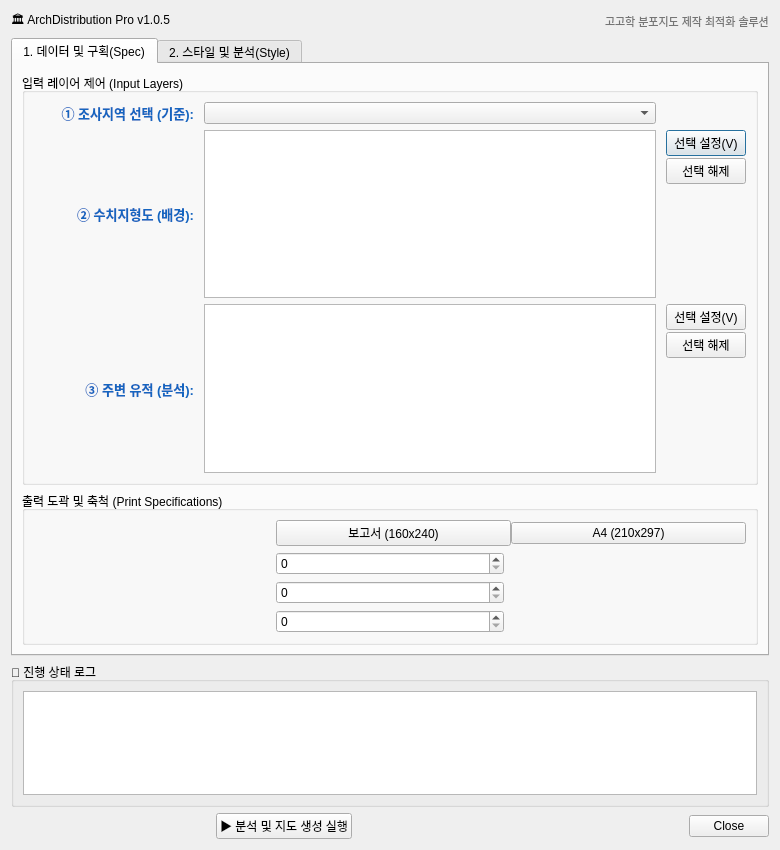
First picture: the form in arch_distribution_dialog_base.ui, repository lzpxilfe/ArchDistribution, before the edit.
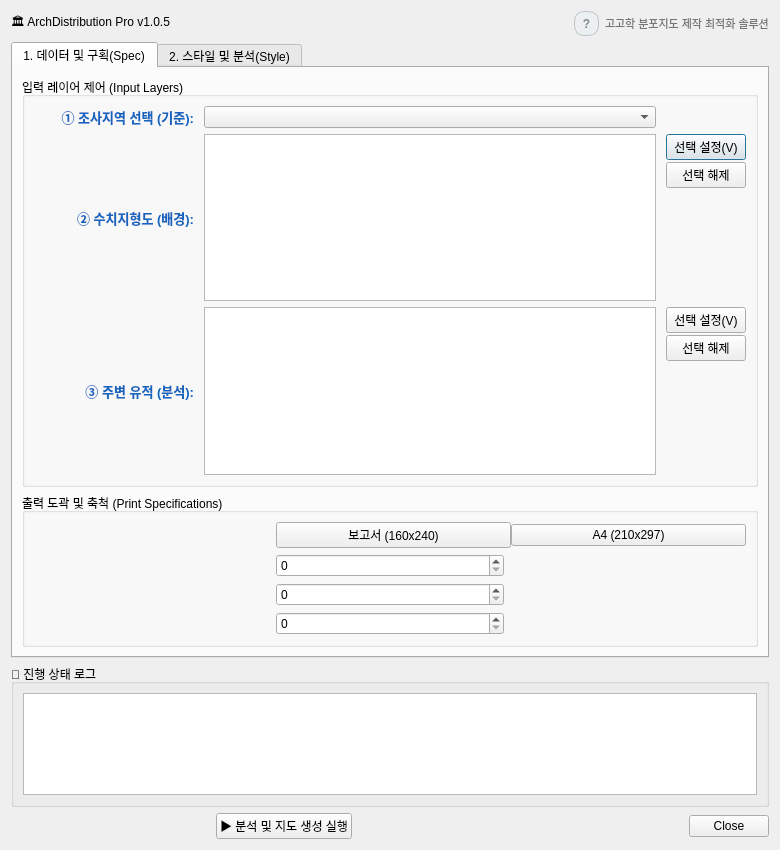
Second picture: the form after the edit.

Commit message: Feature v1.1.0: Added User Manual/Export Guide Dialog

Diff of the .ui file:
```diff
--- a/arch_distribution_dialog_base.ui
+++ b/arch_distribution_dialog_base.ui
@@ -72,6 +72,34 @@
        </property>
       </spacer>
      </item>
+     <item>
+      <widget class="QToolButton" name="btnHelp">
+       <property name="text">
+        <string>?</string>
+       </property>
+       <property name="toolTip">
+        <string>사용 가이드 및 PDF 반출 도움말</string>
+       </property>
+       <property name="styleSheet">
+        <string notr="true">
+         QToolButton { 
+          background-color: #ecf0f1; 
+          border: 1px solid #bdc3c7; 
+          border-radius: 10px; 
+          font-weight: bold; 
+          color: #7f8c8d;
+          width: 20px;
+          height: 20px;
+         }
+         QToolButton:hover { 
+          background-color: #3498db; 
+          color: white; 
+          border: 1px solid #3498db;
+         }
+        </string>
+       </property>
+      </widget>
+     </item>
      <item>
       <widget class="QLabel" name="lSub">
        <property name="text">
```
The commit also changes 2 other files.
